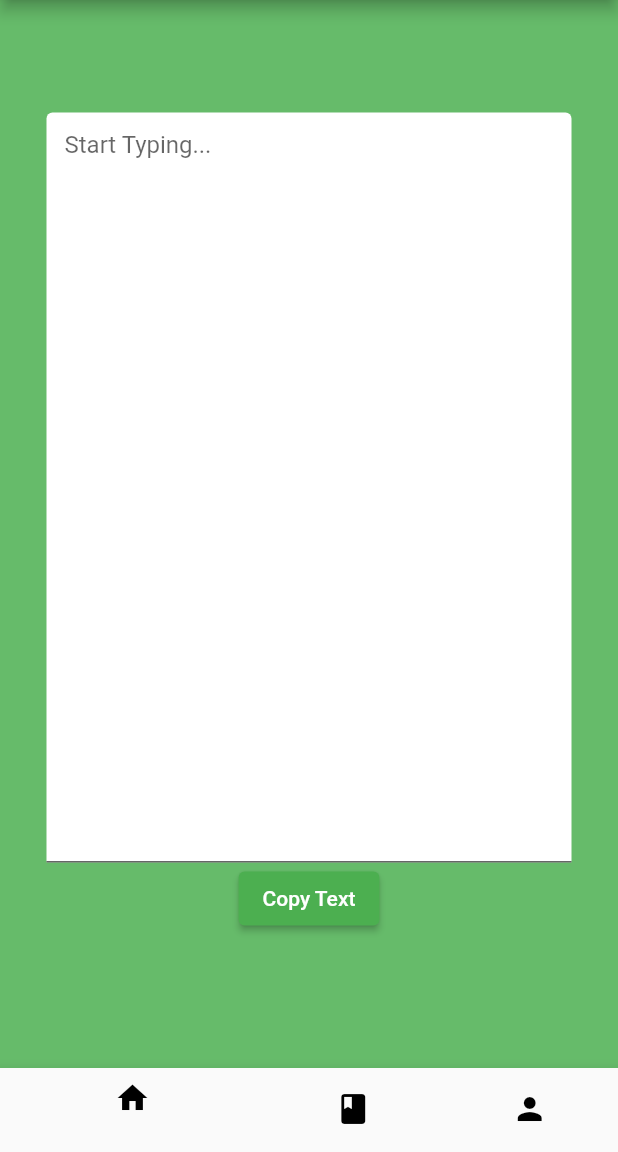
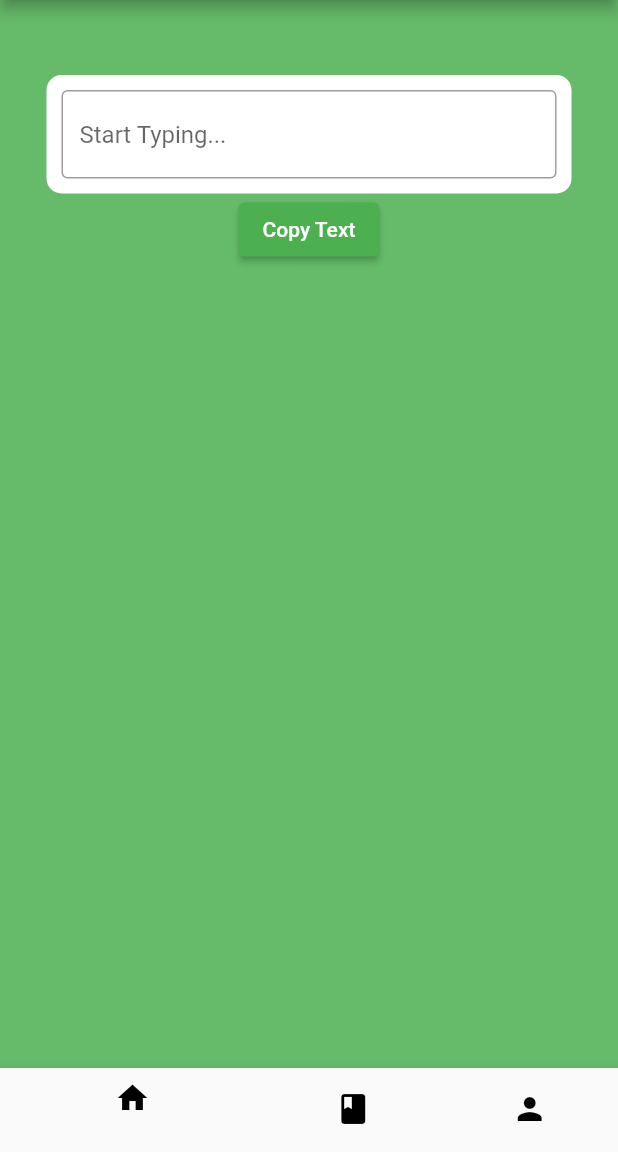
Before and after one commit to Sakshee1234/swiftype1.0, a Flutter app: the screen it shows once a user with an empty profile is signed in, on a phone screen of 412 x 824 dp, the part 84-1236 px from its top. Run offline on Flutter 3.47's test engine with Material 2 defaults, Android fonts, the light colour scheme and no system bars; drawn by our look-alikes of flutter_typeahead; our stand-ins replace cloud_firestore, firebase_auth, firebase_core, firebase_database, shared_preferences; accounts and stored records are empty.

Commit message:
ML corresponding code in Flutter

```diff
--- a/lib/pages/homepage.dart
+++ b/lib/pages/homepage.dart
@@ -1,19 +1,28 @@
-import 'package:firebase_auth/firebase_auth.dart';
 import 'package:flutter/material.dart';
 import 'package:flutter/services.dart';
+import 'package:flutter_typeahead/flutter_typeahead.dart';
+import 'package:http/http.dart' as http;
+import 'dart:convert';
 
 class HomePage extends StatefulWidget {
   const HomePage({super.key});
-
   @override
   State<HomePage> createState() => HomePageState();
 }
 
 class HomePageState extends State<HomePage> {
-  int _selectedIndex = 0;
-  TextEditingController typing = TextEditingController();
-  void signUserOut() async {
-    await FirebaseAuth.instance.signOut();
+  final TextEditingController typing = TextEditingController();
+  List<String> _autocompleteSuggestions = [];
+
+  Future<List> _getAutocompleteSuggestions(String query) async {
+    String apiUrl = "https://api.datamuse.com/words?max=5&sp=$query*";
+    var response = await http.get(Uri.parse(apiUrl));
+    if (response.statusCode == 200) {
+      List<dynamic> data = jsonDecode(response.body);
+      return data.map((word) => word['word']).toList();
+    } else {
+      throw Exception('Failed to load suggestions');
+    }
   }
   @override
   Widget build(BuildContext context) {
@@ -29,20 +38,40 @@ class HomePageState extends State<HomePage> {
                   height: 50,
                 ),
 
-                SizedBox(
-                  height: 25,
-                ),
+                // SizedBox(
+                //   height: 25,
+                // ),
                 SizedBox(
                     width: 350, // <-- TextField width
-                    height: 500, // <-- TextField height
+                    //height: 500, // <-- TextField height
                     child: Container(
-                      child:
-                        TextField(
-                          maxLines: null,
-                          expands: true,
-                          decoration: InputDecoration( filled:true,fillColor: Colors.white,hintText: 'Start Typing...'),
+                      padding: EdgeInsets.all(10),
+                      decoration: BoxDecoration(
+                        color: Colors.white,
+                        borderRadius: BorderRadius.circular(10),
+                      ),
+                      child: TypeAheadField(
+                        textFieldConfiguration: TextFieldConfiguration(
+                          //maxLines: 10,
                           controller: typing,
+                          decoration: InputDecoration(
+                            hintText: 'Start Typing...',
+                            border: OutlineInputBorder(),
+                          ),
                         ),
+                        suggestionsCallback: (pattern) async {
+                          if (pattern.isEmpty) {
+                            return [];
+                          }
+                          return await _getAutocompleteSuggestions(pattern);
+                        },
+                        itemBuilder: (context, suggestion) {
+                          return ListTile(title: Text(suggestion));
+                        },
+                        onSuggestionSelected: (suggestion) {
+                          typing.text = suggestion;
+                        },
+                      ),
                     ),
 
                   ),
```
